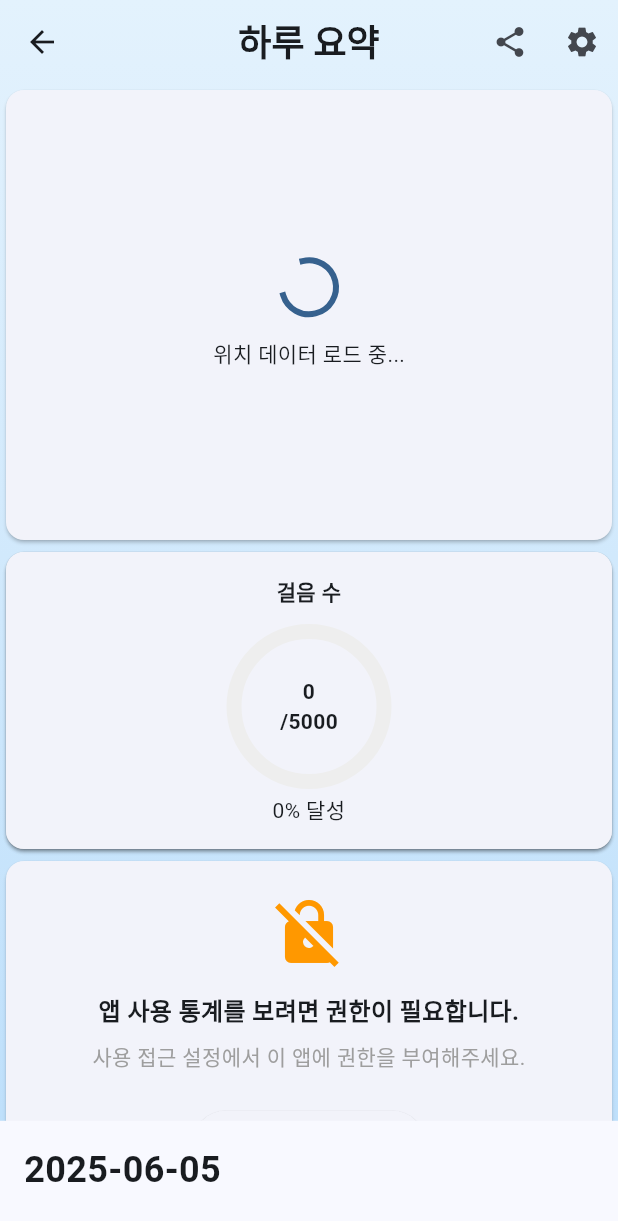
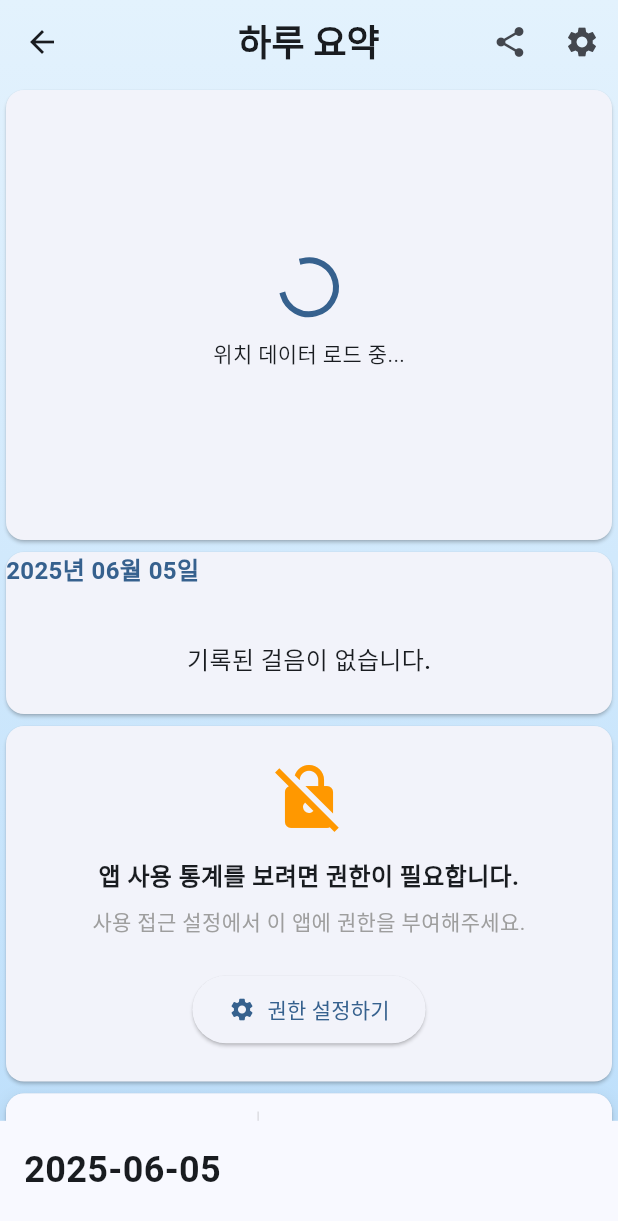
Before and after one commit to Splleat/Recap-Today, a Flutter app: the SummaryScreen screen opened by its route, on a phone screen of 412 x 824 dp. Shown: the top 1221 px of the screen. Run offline on Flutter 3.47's test engine with Material 3 defaults, Android fonts, the phone set to English and light mode, and no system bars; our stand-ins replace dio, fl_chart, freezed_annotation, geocoding, geolocator, image_picker and 7 more; missing offline and left inert: flutter_background_service, health, kakao_map_plugin; accounts and stored records are empty; Roboto replaces fonts that are missing (Pretendard); statements that could not run were skipped.

Commit message:
걸음 수 위젯 캘린더 & 하루 요약 페이지에 배치, 디자인 개선 필요

```diff
--- a/lib/model/freezed/step_model.dart
+++ b/lib/model/freezed/step_model.dart
@@ -6,7 +6,7 @@ part 'step_model.g.dart';
 @freezed
 abstract class StepModel with _$StepModel {
   const factory StepModel({
-    required DateTime date,
+    required String date,
     required int stepCount,
     required String userId,
     @Default(false) bool isSynced,
@@ -19,8 +19,9 @@ abstract class StepModel with _$StepModel {
 extension StepModelX on StepModel {
   /// Convert StepModel to Map for local storage
   Map<String, dynamic> toMap() {
+    // 날짜 포맷을 yyyy-MM-dd로 통일
     return {
-      'date': date.toIso8601String(),
+      'date': date,
       'step_count': stepCount,
       'user_id': userId,
       'is_synced': isSynced ? 1 : 0,
@@ -29,7 +30,7 @@ extension StepModelX on StepModel {
 
   static StepModel fromMap(Map<String, dynamic> map) {
     return StepModel(
-      date: DateTime.parse(map['date'] as String),
+      date: map['date'] as String,
       stepCount: map['step_count'] as int,
       userId: map['user_id'] as String,
       isSynced: (map['is_synced'] as int?) == 1,
--- a/lib/provider/step_provider.dart
+++ b/lib/provider/step_provider.dart
@@ -6,8 +6,8 @@ import 'package:shared_preferences/shared_preferences.dart';
 import 'package:permission_handler/permission_handler.dart';
 import 'package:health/health.dart';
 import 'package:recap_today/model/freezed/step_model.dart';
-import 'package:recap_today/data/database_helper.dart';  // 추가: DatabaseHelper import
-import 'package:recap_today/provider/login_provider.dart'; // 추가: LoginProvider import
+import 'package:recap_today/data/database_helper.dart';
+import 'package:recap_today/provider/login_provider.dart';
 
 class StepProvider with ChangeNotifier {
   late StepModel todayStep;
@@ -15,14 +15,16 @@ class StepProvider with ChangeNotifier {
   int _dailyGoal = 5000;
   DateTime _lastDate = DateTime.now();
   StreamSubscription<StepCount>? _subscription;
-  final DatabaseHelper _dbHelper = DatabaseHelper.instance;  // 추가: DatabaseHelper 인스턴스
-  bool _isDisposed = false; // 추가: Provider의 disposed 상태를 추적하는 플래그
-  final LoginProvider _loginProvider; // 추가: LoginProvider 인스턴스
+  final DatabaseHelper _dbHelper = DatabaseHelper.instance;
+  bool _isDisposed = false;
+  final LoginProvider _loginProvider;
 
-  // 생성자에서 LoginProvider 주입받기
   StepProvider({required LoginProvider loginProvider})
       : _loginProvider = loginProvider {
-    todayStep = StepModel(userId: _loginProvider.activeUserId, date: DateTime.now(), stepCount: 0);
+    // todayStep 초기화 시 String 날짜 사용
+    final today = DateTime.now();
+    final formattedDate = _formatDate(today);
+    todayStep = StepModel(userId: _loginProvider.activeUserId, date: formattedDate, stepCount: 0);
   }
 
   // userId getter를 LoginProvider에서 가져오도록 수정
@@ -41,11 +43,15 @@ class StepProvider with ChangeNotifier {
   }
 
   void _resetStepData() {
-    todayStep = StepModel(userId: userId, date: DateTime.now(), stepCount: 0);
+    // String 날짜 사용
+    final formattedDate = _formatDate(DateTime.now());
+    todayStep = StepModel(userId: userId, date: formattedDate, stepCount: 0);
     _baseStepCount = 0;
   }
 
   Future<void> initialize() async {
+    debugPrint('🔄 StepProvider 초기화 시작');
+
     final status = await Permission.activityRecognition.status;
     final today = DateTime.now();
     final todayFormatted = _formatDate(today);
@@ -55,7 +61,7 @@ class StepProvider with ChangeNotifier {
     if (storedSteps != null) {
       todayStep = storedSteps;
     } else {
-      todayStep = StepModel(userId: userId, date: today, stepCount: 0);
+      todayStep = StepModel(userId: userId, date: todayFormatted, stepCount: 0);
     }
 
     if (!status.isGranted) {
@@ -73,11 +79,20 @@ class StepProvider with ChangeNotifier {
     // 기존 구독이 있으면 취소
     await _subscription?.cancel();
 
+    debugPrint('🎧 Pedometer 이벤트 리스너 설정 중...');
     _subscription = Pedometer.stepCountStream.listen(
-      _onStepCount,
-      onError: (e) => debugPrint('걸음 수 오류: $e'),
-      cancelOnError: true,
+      (event) {
+        debugPrint('👣 Pedometer 이벤트 발생: ${event.steps} 걸음');
+        _onStepCount(event);
+      },
+      onError: (e) {
+        debugPrint('❌ Pedometer 오류: $e');
+        // 오류 발생 시 재시도 로직 추가 가능
+      },
+      cancelOnError: false, // 오류가 발생해도 구독 유지
     );
+
+    debugPrint('✅ StepProvider 초기화 완료');
   }
 
   void _onStepCount(StepCount event) async {
@@ -85,6 +100,7 @@ class StepProvider with ChangeNotifier {
 
     final prefs = await SharedPreferences.getInstance();
     final now = DateTime.now();
+    final formattedDate = _formatDate(now);
 
     // 사용자별 저장소 키 사용
     final baseKey = '${userId}_stepBase';
@@ -98,12 +114,12 @@ class StepProvider with ChangeNotifier {
       _lastDate = now;
       await prefs.setInt(baseKey, _baseStepCount);
       await prefs.setString(dateKey, now.toIso8601String());
-      // 새 날짜에는 저장
-      await _saveStepsToDatabase(StepModel(userId: userId, date: now, stepCount: 0));
+      // 새 날짜에는 저장 - String 날짜 사용
+      await _saveStepsToDatabase(StepModel(userId: userId, date: formattedDate, stepCount: 0));
     }
 
     final steps = (event.steps - _baseStepCount).clamp(0, 100000);
-    todayStep = StepModel(userId: userId, date: now, stepCount: steps);
+    todayStep = StepModel(userId: userId, date: formattedDate, stepCount: steps);
 
     // 걸음 수 데이터 저장은 다음 경우에만 수행:
     // 1. 날짜가 변경된 경우 (위에서 처리)
@@ -119,55 +135,31 @@ class StepProvider with ChangeNotifier {
   // 걸음 수 데이터를 데이터베이스에 저장하는 메서드
   Future<void> _saveStepsToDatabase(StepModel steps) async {
     try {
+      debugPrint('💾 걸음 수 저장 시도: ${steps.stepCount}, 날짜: ${steps.date}');
       await _dbHelper.insertStepCount(steps);
+      debugPrint('✅ 걸음 수 저장 성공: ${steps.date} ${steps.stepCount}');
     } catch (e) {
-      debugPrint('걸음 수 데이터 저장 중 오류 발생: $e');
-    }
-  }
-
-  Future<void> fetchStepFromGoogleFit(DateTime date) async {
-    if (_isDisposed) return; // 추가: disposed 상태 확인
-    if (!Platform.isAndroid) return;
-
-    final health = Health();
-    final types = [HealthDataType.STEPS];
-
-    final start = DateTime(date.year, date.month, date.day);
-    final end = DateTime(date.year, date.month, date.day, 23, 59, 59);
-
-    final allowed = await health.requestAuthorization(types);
-    if (!allowed) {
-      debugPrint('Google Fit 권한 거부됨');
-      return;
-    }
-
-    final steps = await health.getTotalStepsInInterval(start, end);
-    if (steps != null) {
-      final stepModel = StepModel(userId: userId, date: date, stepCount: steps);
-      todayStep = stepModel;
-
-      // Google Fit에서 가져온 걸음 수도 데이터베이스에 저장
-      await _saveStepsToDatabase(stepModel);
-
-      notifyListeners();
-    } else {
-      // 데이터베이스에서 해당 날짜의 걸음 수 데이터를 로드
-      final dateFormatted = _formatDate(date);
-      final storedSteps = await _dbHelper.getStepsByDate(dateFormatted, userId);
-
-      if (storedSteps != null) {
-        todayStep = storedSteps;
-        notifyListeners();
-      } else {
-        debugPrint('Google Fit 걸음 수 데이터 없음');
-      }
+      debugPrint('❌ 걸음 수 데이터 저장 중 오류 발생: $e');
     }
   }
 
   // 특정 날짜의 걸음 수 데이터 로드
   Future<StepModel?> loadStepsForDate(DateTime date) async {
     final dateFormatted = _formatDate(date);
-    return await _dbHelper.getStepsByDate(dateFormatted, userId);
+    debugPrint('🔍 걸음 수 데이터베이스 로드 시도: $dateFormatted, 사용자: $userId');
+
+    // 데이터베이스 호출 전에 현재 todayStep 상태 확인
+    debugPrint('📱 현재 메모리의 todayStep: ${todayStep.stepCount}');
+
+    final result = await _dbHelper.getStepsByDate(dateFormatted, userId);
+
+    if (result != null) {
+      debugPrint('📊 데이터베이스에서 로드된 걸음 수: ${result.date} ${result.stepCount}');
+    } else {
+      debugPrint('📭 데이터베이스에 해당 날짜의 걸음 수 없음');
+    }
+
+    return result;
   }
 
   // 날짜를 yyyy-MM-dd 형식의 문자열로 변환
--- a/lib/screens/summary_screen.dart
+++ b/lib/screens/summary_screen.dart
@@ -108,7 +108,7 @@ class _SummaryScreenState extends State<SummaryScreen> {
                 child: Column(
                   children: [
                     Card(child: _locationInfoWidget!),
-                    Card(child: StepSummary(date: DateTime.now())),
+                    Card(child: StepSummaryWidget(date: DateTime.now())),
                     Card(child: AppUsage()),
                     Card(child: ChecklistAchievement()),
                     Card(child: EmotionSummaryGraph(date: DateTime.now())),
--- a/lib/widget/summary/step_summary.dart
+++ b/lib/widget/summary/step_summary.dart
@@ -1,221 +1,194 @@
 import 'package:flutter/material.dart';
+import 'package:intl/intl.dart';
+import 'package:percent_indicator/percent_indicator.dart';
 import 'package:provider/provider.dart';
 import 'package:recap_today/model/freezed/step_model.dart';
 import 'package:recap_today/provider/step_provider.dart';
-import 'package:intl/intl.dart';
 
-class StepSummary extends StatefulWidget {
+class StepSummaryWidget extends StatelessWidget {
   final DateTime date;
 
-  const StepSummary({
-    Key? key,
+  const StepSummaryWidget({
+    super.key,
     required this.date,
-  }) : super(key: key);
-
-  @override
-  State<StepSummary> createState() => _StepSummaryState();
-}
-
-class _StepSummaryState extends State<StepSummary> {
-  late Future<StepModel?> _stepDataFuture;
-
-  @override
-  void initState() {
-    super.initState();
-    _loadStepData();
-  }
-
-  @override
-  void didUpdateWidget(StepSummary oldWidget) {
-    super.didUpdateWidget(oldWidget);
-    if (oldWidget.date != widget.date) {
-      _loadStepData();
-    }
-  }
-
-  void _loadStepData() {
-    final stepProvider = Provider.of<StepProvider>(context, listen: false);
-    _stepDataFuture = stepProvider.loadStepsForDate(widget.date);
-  }
+  });
 
   @override
   Widget build(BuildContext context) {
-    final stepProvider = Provider.of<StepProvider>(context);
-    final isToday = _isToday(widget.date);
+    final stepProvider = context.watch<StepProvider>();
+    final dailyGoal = stepProvider.dailyGoal;
+    final dateFormatted = DateFormat('yyyy년 MM월 dd일').format(date);
 
-    return FutureBuilder<StepModel?>(
-      future: _stepDataFuture,
-      builder: (context, snapshot) {
-        if (snapshot.connectionState == ConnectionState.waiting) {
-          return const _LoadingView();
+    // 날짜 디버깅
+    final now = DateTime.now();
+    final isToday = date.year == now.year && date.month == now.month && date.day == now.day;
+
+    // 오늘 날짜인 경우 현재 메모리 내 걸음 수와 데이터베이스의 값 비교
+    if (isToday) {
+      debugPrint('📊 오늘 날짜 요청: $dateFormatted');
+      debugPrint('📊 현재 메모리의 todayStep: ${stepProvider.todayStep?.stepCount ?? "NULL"}');
     }
 
-        // Today's data comes from provider directly
-        if (isToday) {
-          return _StepDataView(
-            stepData: stepProvider.todayStep,
-            dailyGoal: stepProvider.dailyGoal,
-          );
-        }
-
-        if (snapshot.hasError) {
-          return const _ErrorView();
-        }
-
-        final stepData = snapshot.data;
-        if (stepData == null) {
-          return _EmptyView(date: widget.date);
-        }
-
-        return _StepDataView(
-          stepData: stepData,
-          dailyGoal: stepProvider.dailyGoal,
-        );
-      },
-    );
-  }
-
-  bool _isToday(DateTime date) {
-    final now = DateTime.now();
-    return date.year == now.year && date.month == now.month && date.day == now.day;
-  }
-}
-
-class _LoadingView extends StatelessWidget {
-  const _LoadingView({Key? key}) : super(key: key);
-
-  @override
-  Widget build(BuildContext context) {
-    return const Card(
+    // 기존 코드 유지
+    return FutureBuilder<StepModel?>(
+      future: stepProvider.loadStepsForDate(date),
+      builder: (context, snapshot) {
+        // 로딩 중
+        if (snapshot.connectionState == ConnectionState.waiting) {
+          return _buildDateHeader(context, dateFormatted,
+            child: const Center(
               child: Padding(
-        padding: EdgeInsets.all(16.0),
-        child: Center(
+                padding: EdgeInsets.symmetric(vertical: 24),
                 child: CircularProgressIndicator(),
               ),
             ),
           );
         }
-}
 
-class _ErrorView extends StatelessWidget {
-  const _ErrorView({Key? key}) : super(key: key);
-
-  @override
-  Widget build(BuildContext context) {
-    return const Card(
+        // 에러 발생
+        if (snapshot.hasError) {
+          return _buildDateHeader(context, dateFormatted,
+            child: Center(
               child: Padding(
-        padding: EdgeInsets.all(16.0),
-        child: Center(
-          child: Text('데이터를 불러오는 중 오류가 발생했습니다'),
+                padding: const EdgeInsets.symmetric(vertical: 24),
+                child: Text(
+                  "데이터 로딩 중 오류가 발생했습니다.",
+                  style: TextStyle(
+                    fontSize: 16,
+                    fontWeight: FontWeight.w500,
+                    color: Theme.of(context).colorScheme.error,
+                  ),
+                ),
               ),
             ),
           );
         }
+
+        // 데이터가 없는 경우
+        final stepData = snapshot.data;
+        if (stepData == null) {
+          return _buildDateHeader(context, dateFormatted,
+            child: const Center(
+              child: Padding(
+                padding: EdgeInsets.symmetric(vertical: 24),
+                child: Text(
+                  "기록된 걸음이 없습니다.",
+                  style: TextStyle(
+                    fontSize: 16,
+                    fontWeight: FontWeight.w500,
+                  ),
+                ),
+              ),
+            ),
+          );
         }
 
-class _EmptyView extends StatelessWidget {
-  final DateTime date;
+        // 데이터가 있는 경우 - 이제 stepCount에 접근 가능
+        final step = stepData.stepCount;
+        final percent = step / dailyGoal;
+        final formattedSteps = NumberFormat('#,###').format(step);
+        final formattedGoal = NumberFormat('#,###').format(dailyGoal);
+        final formattedDistance = (step * 0.7 / 1000).toStringAsFixed(1);
 
-  const _EmptyView({Key? key, required this.date}) : super(key: key);
+        return _buildDateHeader(
+          context,
+          dateFormatted,
+          child: Padding(
+            padding: const EdgeInsets.all(24),
+            child: Row(
+              mainAxisAlignment: MainAxisAlignment.start,
+              crossAxisAlignment: CrossAxisAlignment.center,
+              children: [
+                // 걸음 수
+                Column(
+                  children: [
+                    Text(
+                      formattedSteps,
+                      style: const TextStyle(fontSize: 18, fontWeight: FontWeight.bold),
+                    ),
+                    Row(
+                      children: [
+                        const Text('/'),
+                        Text(
+                          formattedGoal,
+                          style: const TextStyle(fontSize: 16),
+                        ),
+                      ],
+                    )
+                  ],
+                ),
+                const Spacer(),
 
-  @override
-  Widget build(BuildContext context) {
-    return Card(
-      child: Padding(
-        padding: const EdgeInsets.all(16.0),
-        child: Column(
+                // 이동 거리
+                Column(
                   children: [
-            const Text('걸음 수', style: TextStyle(fontWeight: FontWeight.bold)),
-            const SizedBox(height: 8),
-            Text(DateFormat('yyyy-MM-dd').format(date)),
-            const Text('기록된 걸음 수 없음'),
-            if (_canShowSyncButton())
-              ElevatedButton(
-                onPressed: () {
-                  final stepProvider = Provider.of<StepProvider>(
-                    context,
-                    listen: false
-                  );
-                  stepProvider.fetchStepFromGoogleFit(date);
-                },
-                child: const Text('Google Fit에서 가져오기'),
+                    const Text(
+                      '이동거리',
+                      style: TextStyle(fontSize: 18, fontWeight: FontWeight.bold),
+                    ),
+                    Text('$formattedDistance Km'),
+                  ],
+                ),
+                const Spacer(),
+
+                // 원형 진행바
+                CircularPercentIndicator(
+                  radius: 40.0,
+                  lineWidth: 8.0,
+                  percent: percent.clamp(0.0, 1.0),
+                  animation: true,
+                  animationDuration: 500,
+                  circularStrokeCap: CircularStrokeCap.round,
+                  progressColor: _getProgressColor(percent),
+                  backgroundColor: Colors.grey.shade300,
+                  center: Column(
+                    mainAxisAlignment: MainAxisAlignment.center,
+                    children: [
+                      const Icon(Icons.directions_walk, size: 24),
+                      Text(
+                        '${(percent * 100).toStringAsFixed(0)}%',
+                        style: const TextStyle(fontSize: 12, fontWeight: FontWeight.bold),
+                      ),
+                    ],
+                  ),
                 ),
               ],
             ),
           ),
         );
       }
-
-  bool _canShowSyncButton() {
-    return true; // 간소화를 위해 항상 표시
-  }
+    );
   }
 
-class _StepDataView extends StatelessWidget {
-  final StepModel stepData;
-  final int dailyGoal;
-
-  const _StepDataView({
-    Key? key,
-    required this.stepData,
-    required this.dailyGoal,
-  }) : super(key: key);
-
-  @override
-  Widget build(BuildContext context) {
-    final double percentComplete = (stepData.stepCount / dailyGoal).clamp(0.0, 1.0);
-
-    return Card(
-      // 카드가 가로로 꽉 차도록 margin 제거 또는 최소화
-      margin: EdgeInsets.zero,
-      child: Padding(
-        padding: const EdgeInsets.all(16.0),
+  // 날짜 헤더와 자식 위젯을 포함하는 공통 컨테이너
+  Widget _buildDateHeader(BuildContext context, String dateFormatted, {required Widget child}) {
+    return Container(
       child: Column(
-          // 전체 너비 사용
-          crossAxisAlignment: CrossAxisAlignment.stretch,
+        crossAxisAlignment: CrossAxisAlignment.start,
         children: [
-            const Text('걸음 수',
-              style: TextStyle(fontWeight: FontWeight.bold),
-              textAlign: TextAlign.center,
-            ),
-            const SizedBox(height: 16),
-            // 가로 중앙 정렬을 유지하면서 너비 최대화
-            Row(
-              mainAxisAlignment: MainAxisAlignment.center,
-              children: [
-                Stack(
-                  alignment: Alignment.center,
-                  children: [
-                    SizedBox(
-                      height: 100,
-                      width: 100,
-                      child: CircularProgressIndicator(
-                        value: percentComplete,
-                        backgroundColor: Colors.grey[200],
-                        valueColor: AlwaysStoppedAnimation<Color>(
-                          percentComplete >= 1.0 ? Colors.green : Colors.blue,
-                        ),
-                        // 두껍게 표시
-                        strokeWidth: 10,
+          // 날짜 표시
+          Padding(
+            padding: const EdgeInsets.only(bottom: 12),
+            child: Text(
+              dateFormatted,
+              style: TextStyle(
+                fontSize: 16,
+                fontWeight: FontWeight.bold,
+                color: Theme.of(context).colorScheme.primary,
               ),
             ),
-                    Text(
-                      '${stepData.stepCount}\n/${dailyGoal}',
-                      textAlign: TextAlign.center,
-                      style: const TextStyle(fontWeight: FontWeight.bold),
           ),
+          child,
         ],
-                ),
-              ],
-            ),
-            const SizedBox(height: 8),
-            Text(
-              '${(percentComplete * 100).toInt()}% 달성',
-              textAlign: TextAlign.center,
-            ),
-          ],
-        ),
       ),
     );
   }
+
+  // 진행률에 따라 색상 변경
+  Color _getProgressColor(double percent) {
+    if (percent >= 1.0) return Colors.green;
+    if (percent >= 0.7) return Colors.blue;
+    if (percent >= 0.4) return Colors.orange;
+    return Colors.red;
   }
+}
```
Also changed, not shown: lib/screens/daily_summary_screen.dart (+8 -0 lines), lib/model/freezed/step_model.freezed.dart, lib/model/freezed/step_model.g.dart. Lines whose indentation alone changed are shown as unchanged.
